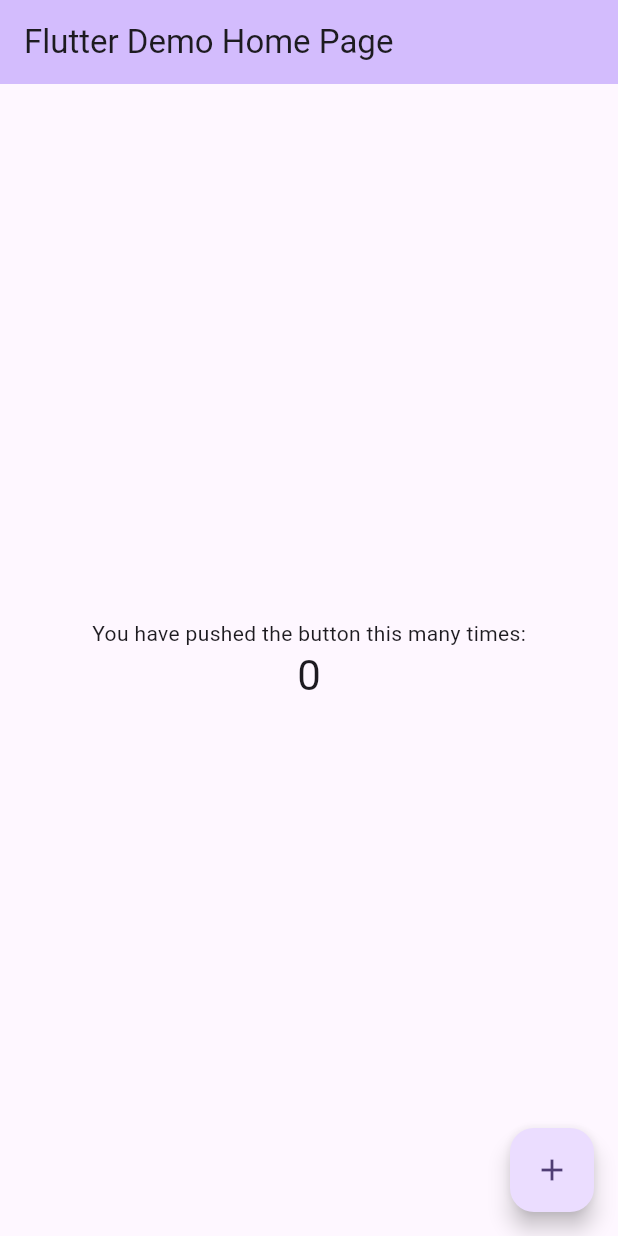
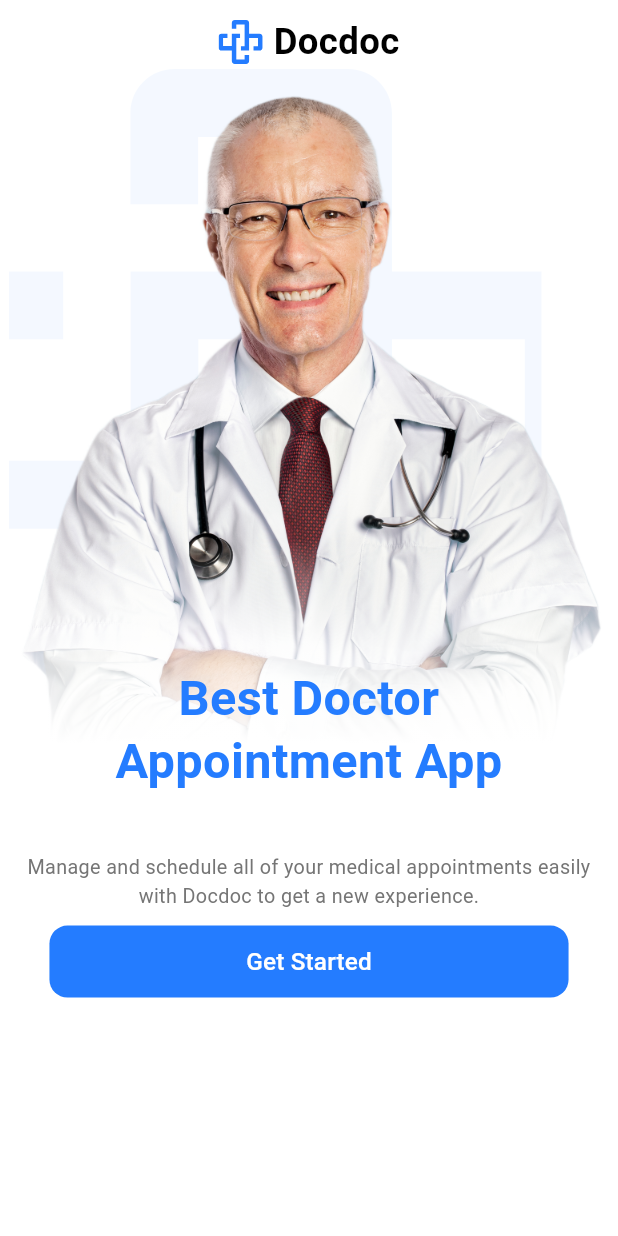
Before and after one commit to ahmeed2145/flutter-app, a Flutter app: the screen it shows after launch, on a phone screen of 412 x 824 dp. Run offline on Flutter 3.47's test engine with Material 3 defaults, Android fonts, the phone set to English and light mode, and no system bars; our stand-ins replace flutter_screenutil, flutter_svg.

Commit message:
onboardingdone

```diff
--- /dev/null
+++ b/lib/core/helpers/extensions.dart
@@ -0,0 +1,12 @@
+import 'package:flutter/widgets.dart';
+
+extension Navigation on BuildContext{
+  Future<dynamic> pushName(String routeName,{Object? argument}){
+    return Navigator.of (this).pushNamed(routeName ,arguments:  argument);
+  }
+    Future<dynamic> pushReplacementNamed(String routeName,{Object? argument}){
+    return Navigator.of (this).pushReplacementNamed(routeName ,arguments:  argument);
+  }
+
+   void pop() => Navigator.of(this).pop();
+}
--- /dev/null
+++ b/lib/core/routing/app_router.dart
@@ -0,0 +1,25 @@
+import 'package:flutter/material.dart';
+import 'package:flutteradvance/core/routing/routs.dart';
+import 'package:flutteradvance/features/login/login_screen.dart';
+import 'package:flutteradvance/features/onboarding/view/on_boarding_screen.dart';
+
+class AppRouter {
+  Route  generateRoute(RouteSettings settings){
+    final Arguments = settings.arguments;
+switch(settings .name){
+  case Routs.onBoardingScreen:
+  return MaterialPageRoute(builder:  (_)=> OnBoardingScreen()
+
+
+  );
+ case Routs.loginScreen:
+  return MaterialPageRoute(builder: (_)=> LoginScreen());
+
+default : return MaterialPageRoute(builder:(_)=> Scaffold(
+  body:  Center(
+    child: Text('no route defint '),
+  ),
+) );
+}
+  }
+}
--- /dev/null
+++ b/lib/core/routing/routs.dart
@@ -0,0 +1,5 @@
+class Routs {
+   static const String onBoardingScreen = "/onBoardingScreen";
+   static const String loginScreen = "/loginScreen";
+
+}
--- /dev/null
+++ b/lib/core/themes/colors.dart
@@ -0,0 +1,9 @@
+import 'package:flutter/widgets.dart';
+
+class ColorsManage {
+  static const  Color mainBlue = Color(0xff247CFF);
+    static const  Color black = Color(0xff242424);
+    static const  Color gray = Color(0xff757575);
+
+
+}
--- /dev/null
+++ b/lib/core/themes/style.dart
@@ -0,0 +1,29 @@
+import 'package:flutter/material.dart';
+import 'package:flutter_screenutil/flutter_screenutil.dart';
+import 'package:flutteradvance/core/themes/colors.dart';
+
+class TextStyles {
+  static TextStyle font24Blac700Weight = TextStyle(
+    fontSize: 24.sp,
+    color: Colors.black,
+    fontWeight: FontWeight.w700,
+  );
+
+  static TextStyle font32BlueBold = TextStyle(
+    fontSize: 32.sp,
+    fontWeight: FontWeight.bold,
+    color: ColorsManage.mainBlue,
+  );
+
+   static TextStyle font13GrayRagular = TextStyle(
+    fontSize: 13.sp,
+    fontWeight: FontWeight.normal,
+    color: ColorsManage.gray,
+  );
+
+  static TextStyle font16WhiteSemiBold = TextStyle(
+    fontSize: 16.sp,
+    fontWeight: FontWeight.w500,
+    color: Colors.white,
+  );
+}
--- /dev/null
+++ b/lib/doc_app.dart
@@ -0,0 +1,32 @@
+import 'package:flutter/material.dart';
+import 'package:flutteradvance/core/routing/app_router.dart';
+import 'package:flutter_screenutil/flutter_screenutil.dart';
+
+
+
+class DocApp extends StatelessWidget {
+  const DocApp({super.key, required this.appRouter});
+final AppRouter appRouter;
+  @override
+  Widget build(BuildContext context) {
+    return ScreenUtilInit(
+
+ designSize: const Size(375, 812),
+      minTextAdapt: true,
+      splitScreenMode: true,
+     child: MaterialApp(
+      initialRoute: '/onBoardingScreen',
+      debugShowCheckedModeBanner: false,
+      title: "Doc App",
+      theme: ThemeData(
+        primarySwatch: Colors.blue,
+        scaffoldBackgroundColor: Colors.white,
+      ),
+onGenerateRoute: appRouter.generateRoute,
+     ),
+
+    );
+
+
+  }
+}
--- /dev/null
+++ b/lib/features/login/login_screen.dart
@@ -0,0 +1,15 @@
+import 'package:flutter/material.dart';
+
+class LoginScreen extends StatelessWidget {
+  const LoginScreen({super.key});
+
+  @override
+  Widget build(BuildContext context) {
+    return  Scaffold(
+      appBar:
+       AppBar(centerTitle: true,
+title: Text('LoginScreen'),
+      ),
+    );
+  }
+}
--- /dev/null
+++ b/lib/features/onboarding/view/on_boarding_screen.dart
@@ -0,0 +1,55 @@
+import 'package:flutter/material.dart';
+import 'package:flutter_screenutil/flutter_screenutil.dart';
+import 'package:flutteradvance/core/themes/colors.dart';
+import 'package:flutteradvance/core/themes/style.dart';
+import 'package:flutteradvance/features/onboarding/widgets/doc_logo_and_name.dart';
+import 'package:flutteradvance/features/onboarding/widgets/doctor_image_and_text.dart';
+import 'package:flutteradvance/features/onboarding/widgets/get_started_button.dart';
+
+class OnBoardingScreen extends StatelessWidget {
+  const OnBoardingScreen({super.key});
+
+  @override
+  Widget build(BuildContext context) {
+    return SafeArea(
+      child: Scaffold(
+        body: SingleChildScrollView(
+          child: Padding(
+            padding: EdgeInsets.only(top: 10.h),
+            child: Column(
+              children: [
+                const DocLogoAndName(),
+                const DoctorImageAndText(),
+                Column(
+                  children: [
+                    Padding(
+                      padding: EdgeInsets.symmetric(horizontal: 10.w),
+                      child: Text(
+                        'Manage and schedule all of your medical appointments easily with Docdoc to get a new experience.',
+                        style: TextStyles.font13GrayRagular,
+                        textAlign: TextAlign.center,
+                      ),
+                    ),
+                    SizedBox(height: 10.h),
+                    Padding(
+                      padding: EdgeInsets.symmetric(horizontal: 30.w),
+                      child: Container(
+                        decoration: BoxDecoration(
+                          color: ColorsManage.mainBlue,
+                          borderRadius: BorderRadius.circular(12),
+                        ),
+
+                        width: double.infinity,
+                        child: GetStartedButton(),
+                      ),
+                    ),
+                  ],
+                ),
+              ],
+            ),
+          ),
+        ),
+      ),
+    );
+  }
+}
--- /dev/null
+++ b/lib/features/onboarding/widgets/doc_logo_and_name.dart
@@ -0,0 +1,25 @@
+import 'package:flutter/material.dart';
+import 'package:flutter_screenutil/flutter_screenutil.dart';
+import 'package:flutter_svg/flutter_svg.dart';
+import 'package:flutteradvance/core/themes/style.dart';
+
+class DocLogoAndName extends StatelessWidget {
+  const DocLogoAndName({super.key});
+
+  @override
+  Widget build(BuildContext context) {
+    return Row(
+      mainAxisAlignment: MainAxisAlignment.center,
+      children: [
+        SvgPicture.asset
+        ('assets/images/docdoc_logo.svg',
+         width: 30),
+        SizedBox(width: 6.w),
+        Text(
+          'Docdoc',
+          style:TextStyles.font24Blac700Weight
+        ),
+      ],
+    );
+  }
+}
--- /dev/null
+++ b/lib/features/onboarding/widgets/doctor_image_and_text.dart
@@ -0,0 +1,43 @@
+import 'package:flutter/material.dart';
+import 'package:flutter_svg/svg.dart';
+import 'package:flutteradvance/core/themes/style.dart';
+
+class DoctorImageAndText extends StatelessWidget {
+  const DoctorImageAndText({super.key});
+
+  @override
+  Widget build(BuildContext context) {
+    return Stack(
+      children: [
+        Positioned(
+          right: 45,
+          child: SvgPicture.asset('assets/images/Bg.svg')),
+        Container(
+          width: 400,
+          foregroundDecoration: BoxDecoration(
+            gradient: LinearGradient(
+              colors: [Colors.white, Colors.white.withOpacity(0.0)],
+              begin: Alignment.bottomCenter,
+              end: Alignment.topCenter,
+              stops: const [0.14, 0.4],
+            ),
+          ),
+          child: Image.asset('assets/images/onboardingdoctor.png'),
+        ),
+
+        Positioned(
+        bottom: 40,
+        right: 0,
+        left: 0,
+          child: Text(
+            textAlign: TextAlign.center,
+            'Best Doctor\nAppointment App',
+            style: TextStyles.font32BlueBold.copyWith(
+              height: 1.3
+            )
+          ),
+        ),
+      ],
+    );
+  }
+}
--- /dev/null
+++ b/lib/features/onboarding/widgets/get_started_button.dart
@@ -0,0 +1,17 @@
+import 'package:flutter/material.dart';
+import 'package:flutteradvance/core/helpers/extensions.dart';
+import 'package:flutteradvance/core/routing/routs.dart';
+import 'package:flutteradvance/core/themes/style.dart';
+
+class GetStartedButton extends StatelessWidget {
+  const GetStartedButton({super.key});
+
+  @override
+  Widget build(BuildContext context) {
+    return TextButton(onPressed: (){
+    context.pushName(Routs.loginScreen);
+    },
+    child: Text('Get Started',
+    style:TextStyles.font16WhiteSemiBold ,));
+  }
+}
--- a/lib/main.dart
+++ b/lib/main.dart
@@ -1,87 +1,9 @@
 import 'package:flutter/material.dart';
+import 'package:flutteradvance/core/routing/app_router.dart';
+import 'package:flutteradvance/doc_app.dart';
 
 void main() {
-  runApp(const MyApp());
+  runApp( DocApp(
+    appRouter: AppRouter(),
+  ));
 }
-
-class MyApp extends StatelessWidget {
-  const MyApp({super.key});
-
-  // This widget is the root of your application.
-  @override
-  Widget build(BuildContext context) {
-    return MaterialApp(
-      title: 'Flutter Advanced',
-      theme: ThemeData(
-
-        colorScheme: ColorScheme.fromSeed(seedColor: Colors.deepPurple),
-      ),
-      home: const MyHomePage(title: 'Flutter Demo Home Page'),
-    );
-  }
-}
-
-class MyHomePage extends StatefulWidget {
-  const MyHomePage({super.key, required this.title});
-
-  // This widget is the home page of your application. It is stateful, meaning
-  // that it has a State object (defined below) that contains fields that affect
-  // how it looks.
-
-  // This class is the configuration for the state. It holds the values (in this
-  // case the title) provided by the parent (in this case the App widget) and
-  // used by the build method of the State. Fields in a Widget subclass are
-  // always marked "final".
-
-  final String title;
-
-  @override
-  State<MyHomePage> createState() => _MyHomePageState();
-}
-
-class _MyHomePageState extends State<MyHomePage> {
-  int _counter = 0;
-
-  void _incrementCounter() {
-    setState(() {
-      // This call to setState tells the Flutter framework that something has
-      // changed in this State, which causes it to rerun the build method below
-      // so that the display can reflect the updated values. If we changed
-      // _counter without calling setState(), then the build method would not be
-      // called again, and so nothing would appear to happen.
-      _counter++;
-    });
-  }
-
-  @override
-  Widget build(BuildContext context) {
-
-    return Scaffold(
-      appBar: AppBar(
-
-        backgroundColor: Theme.of(context).colorScheme.inversePrimary,
-
-        title: Text(widget.title),
-      ),
-      body: Center(
-
-        child: Column(
-
-          mainAxisAlignment: MainAxisAlignment.center,
-          children: <Widget>[
-            const Text('You have pushed the button this many times:'),
-            Text(
-              '$_counter',
-              style: Theme.of(context).textTheme.headlineMedium,
-            ),
-          ],
-        ),
-      ),
-      floatingActionButton: FloatingActionButton(
-        onPressed: _incrementCounter,
-        tooltip: 'Increment',
-        child: const Icon(Icons.add),
-      ), // This trailing comma makes auto-formatting nicer for build methods.
-    );
-  }
-}
```
Also changed, not shown: pubspec.yaml (+5 -3 lines), assets/images/Bg.svg (added), assets/images/docdoc_logo.svg (added), assets/images/onboardingdoctor.png (added), pubspec.lock, 1 other file.
